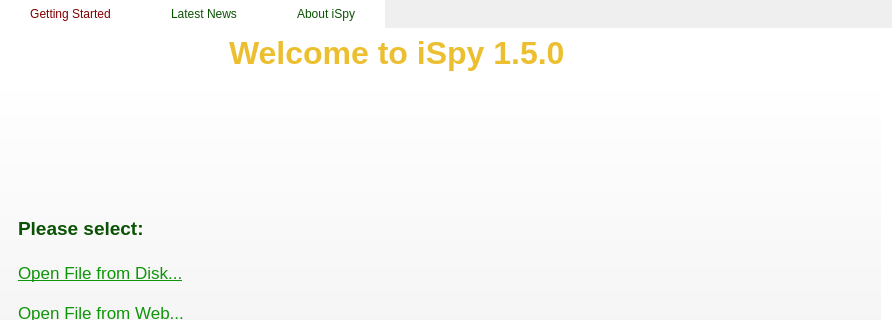
First picture: the form in src/QtGUI/ISpySplashScreen.ui, repository cms-outreach/ispy, before the edit; both pictures show x 0 to 892 and y 0 to 320 of the 892 by 582 pixel window.
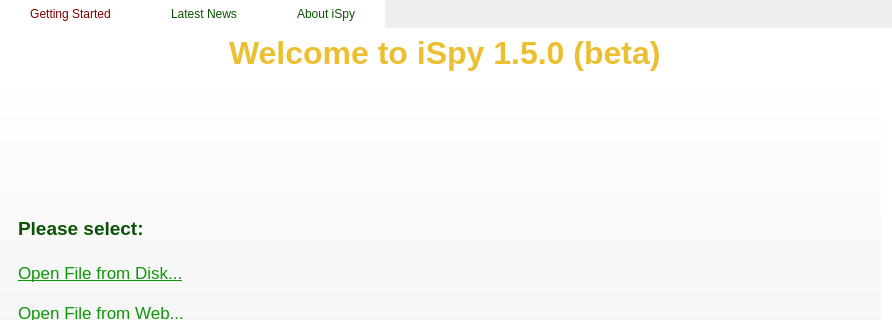
Second picture: the form after the edit. Icons and pictures are not drawn.

Commit message: make 1.5.0 a beta

```diff
--- a/src/QtGUI/ISpySplashScreen.ui
+++ b/src/QtGUI/ISpySplashScreen.ui
@@ -146,7 +146,7 @@
 </string>
             </property>
             <property name="text">
-             <string>Welcome to iSpy 1.5.0</string>
+             <string>Welcome to iSpy 1.5.0 (beta)</string>
             </property>
            </widget>
           </item>
```
The commit also changes 1 other file.
